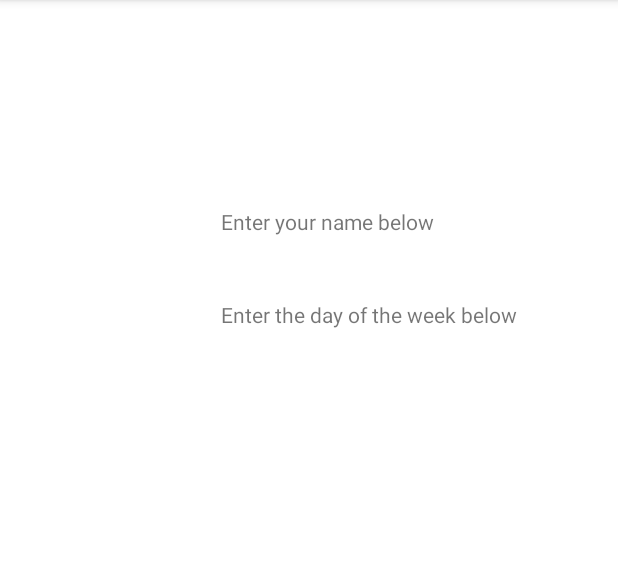
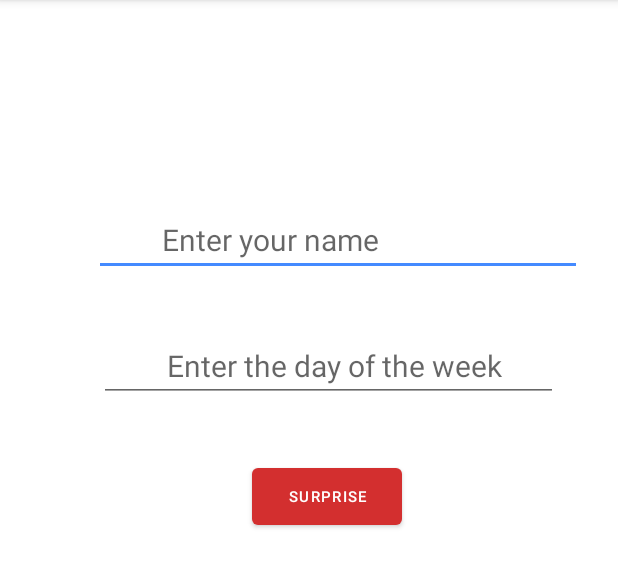
Before and after one commit to RaghavC16/Style_App, an Android app: the screen it shows after launch (MainActivity), on a phone screen of 412 x 824 dp, the part 84-672 px from its top. Run offline under Robolectric (Android 15) with nearby library versions, the phone set to English and light mode, and no system bars; 1 statement that could not run was skipped.

Commit message:
kinda did app - add new screen

```diff
--- a/app/src/main/java/com/example/mystyles/MainActivity.java
+++ b/app/src/main/java/com/example/mystyles/MainActivity.java
@@ -2,7 +2,11 @@ package com.example.mystyles;
 
 import androidx.appcompat.app.AppCompatActivity;
 
+import android.content.Intent;
 import android.os.Bundle;
+import android.view.View;
+import android.widget.EditText;
+import android.widget.TextView;
 
 public class MainActivity extends AppCompatActivity {
 
@@ -11,4 +15,26 @@ public class MainActivity extends AppCompatActivity {
         super.onCreate(savedInstanceState);
         setContentView(R.layout.activity_main);
     }
+
+    TextView text = findViewById(R.id.finaltext);
+
+    public void hitButton(View v){
+        // get a reference to the EditText element in the xml page that is connected to this activity.
+        // to this activity
+        EditText editText1 = findViewById(R.id.name);
+        EditText editText2 = findViewById(R.id.day);
+        // extract the text
+        String input1 = editText1.getText().toString();
+        String input2 = editText2.getText().toString();
+
+        String output = "Hi " + input1 + " I hope you have a great " + editText2 + "!";
+
+        // I learned how to use the Double.toString to change the double answer into a string to display on the second screen.
+        text.setText(output);
+        // launches the new screen and passes the information
+
+
+    }
+
+
 }
--- a/app/src/main/res/layout/activity_main.xml
+++ b/app/src/main/res/layout/activity_main.xml
@@ -6,24 +6,43 @@
     android:layout_height="match_parent"
     tools:context=".MainActivity">
 
-    <TextView
-        android:layout_width="@dimen/editTextWidth"
-        android:layout_height="@dimen/editTextHeight"
-        android:layout_marginEnd="60dp"
-        android:layout_marginBottom="600dp"
+    <EditText
+        android:id="@+id/name"
+        android:layout_width="@dimen/textViewWidth"
+        android:layout_height="@dimen/textViewHeight"
+        android:layout_marginEnd="24dp"
+        android:layout_marginBottom="584dp"
+        android:hint="Enter your name"
         android:paddingLeft="@dimen/leftPadding"
-        android:text="Enter your name below"
+        android:textSize="@dimen/fontsize"
         app:layout_constraintBottom_toBottomOf="parent"
         app:layout_constraintEnd_toEndOf="parent" />
 
-    <TextView
-        android:layout_width="@dimen/textViewWidth"
+    <EditText
+        android:id="@+id/day"
+        android:layout_width="306dp"
         android:layout_height="@dimen/textViewHeight"
-        android:layout_marginEnd="60dp"
-        android:layout_marginBottom="528dp"
-        android:text="Enter the day of the week below"
+        android:layout_marginEnd="40dp"
+        android:layout_marginBottom="500dp"
+        android:hint="Enter the day of the week"
         android:paddingLeft="@dimen/leftPadding"
+        android:textSize="@dimen/fontsize"
         app:layout_constraintBottom_toBottomOf="parent"
         app:layout_constraintEnd_toEndOf="parent" />
 
+    <Button
+        android:layout_width="@dimen/buttonWidth"
+        android:layout_height="@dimen/buttonHeight"
+        android:text="Surprise"
+        android:textSize="@dimen/fontButton"
+        android:layout_marginEnd="144dp"
+        android:layout_marginBottom="412dp"
+        android:onClick="hitButton"
+        app:layout_constraintBottom_toBottomOf="parent"
+        app:layout_constraintEnd_toEndOf="parent" />
+
+
+
+
+
 </androidx.constraintlayout.widget.ConstraintLayout>
--- a/app/src/main/res/values/dimens.xml
+++ b/app/src/main/res/values/dimens.xml
@@ -1,13 +1,15 @@
 <?xml version="1.0" encoding="utf-8"?>
 <resources>
-    <dimen name="textViewWidth">250dp</dimen>
-    <dimen name="textViewHeight">40dp</dimen>
+    <dimen name="textViewWidth">325dp</dimen>
+    <dimen name="textViewHeight">48dp</dimen>
     <dimen name="editTextWidth">250dp</dimen>
     <dimen name="editTextHeight">30dp</dimen>
     <dimen name="bottomMargin">20dp</dimen>
     <dimen name="screenMargin">15dp</dimen>
     <dimen name="leftPadding">45dp</dimen>
     <dimen name="editTextPadding">10dp</dimen>
-    <dimen name="fontsize">25sp</dimen>
-    <dimen name="fontLarge">40sp</dimen>
+    <dimen name="buttonWidth">100dp</dimen>
+    <dimen name="buttonHeight">50dp</dimen>
+    <dimen name="fontsize">20sp</dimen>
+    <dimen name="fontButton">10sp</dimen>
 </resources>
```
